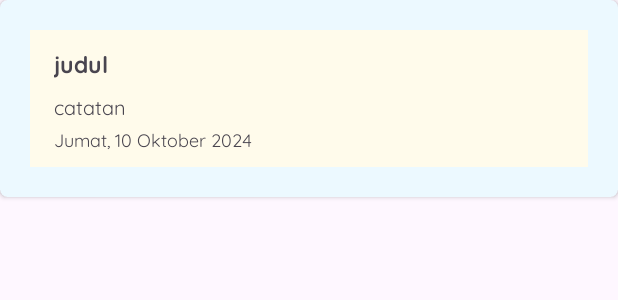
After one commit to alyazahs/ListTugas, an Android app: the layout item_note.xml on its own in the app's theme, with its tools: preview values and no code run, on a phone screen of 412 x 824 dp. The commit adds this screen. Shown: the top 300 px of the screen. Run offline under Robolectric (Android 15) with nearby library versions, the phone set to English and light mode, and no system bars.

Commit message:
note xml

```diff
--- a/app/src/main/java/com/project/listugas/AddNoteActivity.kt
+++ b/app/src/main/java/com/project/listugas/AddNoteActivity.kt
@@ -5,6 +5,7 @@ import android.util.Log
 import android.widget.Toast
 import androidx.activity.viewModels
 import androidx.appcompat.app.AppCompatActivity
+import com.project.ListTugas.databinding.AddNoteBinding
 import com.project.listugas.entity.Note
 import com.project.listugas.viewmodel.NoteViewModel
 import java.text.SimpleDateFormat
@@ -46,3 +47,4 @@ class AddNoteActivity : AppCompatActivity() {
             }
         }
     }
+}
--- a/app/src/main/java/com/project/listugas/NoteActivity.kt
+++ b/app/src/main/java/com/project/listugas/NoteActivity.kt
@@ -7,6 +7,7 @@ import android.widget.Toast
 import androidx.activity.viewModels
 import androidx.appcompat.app.AppCompatActivity
 import androidx.recyclerview.widget.LinearLayoutManager
+import com.project.ListTugas.databinding.ActivityNoteBinding
 import com.project.listugas.adapter.NoteAdapter
 import com.project.listugas.viewmodel.NoteViewModel
 
--- a/app/src/main/java/com/project/listugas/NoteDetailActivity.kt
+++ b/app/src/main/java/com/project/listugas/NoteDetailActivity.kt
@@ -5,6 +5,7 @@ import android.util.Log
 import android.widget.Toast
 import androidx.activity.viewModels
 import androidx.appcompat.app.AppCompatActivity
+import com.project.ListTugas.databinding.NoteBinding
 import com.project.listugas.entity.Note
 import com.project.listugas.viewmodel.NoteViewModel
 import java.text.SimpleDateFormat
--- /dev/null
+++ b/app/src/main/res/layout/item_note.xml
@@ -0,0 +1,59 @@
+<?xml version="1.0" encoding="utf-8"?>
+<androidx.cardview.widget.CardView xmlns:android="http://schemas.android.com/apk/res/android"
+    xmlns:app="http://schemas.android.com/apk/res-auto"
+    xmlns:tools="http://schemas.android.com/tools"
+    android:layout_width="match_parent"
+    android:layout_height="wrap_content"
+    android:background="@color/gray"
+    app:cardBackgroundColor="@color/gray"
+    app:cardCornerRadius="5dp">
+
+    <androidx.constraintlayout.widget.ConstraintLayout
+        android:id="@+id/note"
+        android:layout_width="match_parent"
+        android:layout_height="match_parent"
+        android:layout_margin="20dp"
+        android:background="@color/cream"
+        android:paddingVertical="10dp">
+
+        <TextView
+            android:id="@+id/judul"
+            android:layout_width="wrap_content"
+            android:layout_height="wrap_content"
+            android:layout_marginStart="16dp"
+            android:fontFamily="@font/quicksand_bold"
+            android:text="@string/judul"
+            android:textSize="15sp"
+            app:layout_constraintStart_toStartOf="parent"
+            app:layout_constraintTop_toTopOf="parent" />
+
+        <TextView
+            android:id="@+id/catatan"
+            android:layout_width="250dp"
+            android:layout_height="wrap_content"
+            android:layout_marginStart="16dp"
+            android:layout_marginTop="8dp"
+            android:fontFamily="@font/quicksand"
+            android:text="catatan"
+            android:textSize="13sp"
+            android:maxLines="2"
+            android:ellipsize="end"
+            app:layout_constraintStart_toStartOf="parent"
+            app:layout_constraintTop_toBottomOf="@+id/judul" />
+
+        <TextView
+            android:id="@+id/tanggal"
+            android:layout_width="wrap_content"
+            android:layout_height="wrap_content"
+            android:layout_marginStart="16dp"
+            android:layout_marginTop="4dp"
+            android:text="@string/date"
+            android:textSize="12sp"
+            android:fontFamily="@font/quicksand"
+            app:layout_constraintStart_toStartOf="parent"
+            app:layout_constraintTop_toBottomOf="@id/catatan" />
+
+
+    </androidx.constraintlayout.widget.ConstraintLayout>
+
+</androidx.cardview.widget.CardView>
```
Also changed, not shown: app/src/main/res/layout/activity_main.xml (deleted, +0 -19 lines), app/src/main/res/layout/activity_note.xml (added, +55 -0 lines), app/src/main/res/layout/add_note.xml (added, +57 -0 lines), app/src/main/res/layout/note.xml (added, +49 -0 lines), app/src/main/res/drawable/tugas1.png (added).
